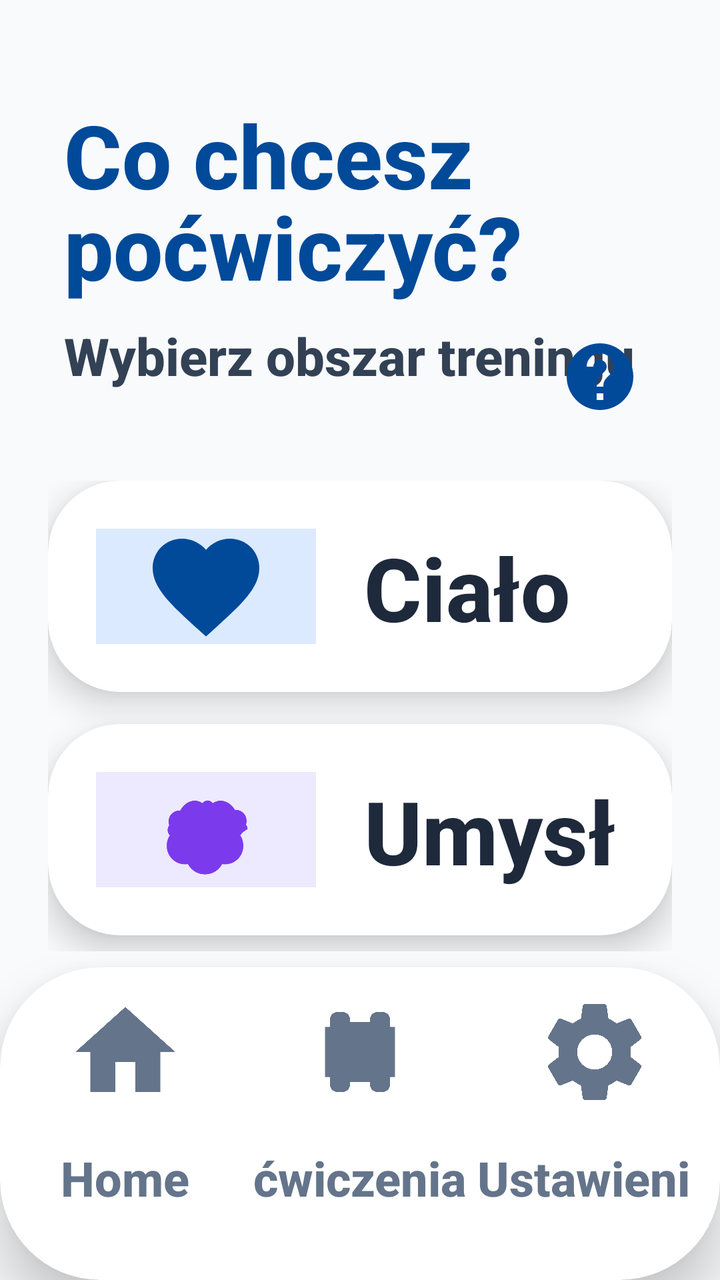
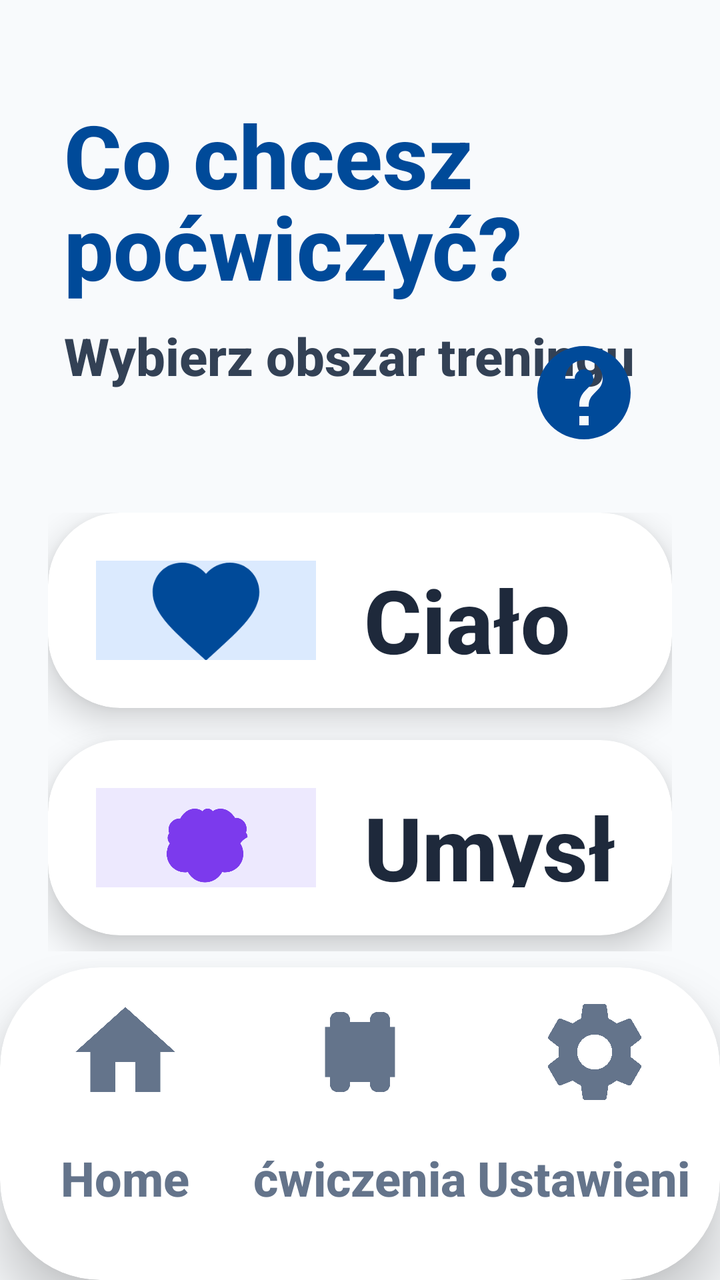

Screens rendered from an Android XML layout before and after an edit, with the pre-edit source and the edit as a unified diff.
<!-- AndroidManifest.xml: application theme Theme.Fitnessapp -->
<!-- res/layout/activity_choice.xml -->
<?xml version="1.0" encoding="utf-8"?>
<androidx.constraintlayout.widget.ConstraintLayout xmlns:android="http://schemas.android.com/apk/res/android"
    xmlns:app="http://schemas.android.com/apk/res-auto"
    android:layout_width="match_parent"
    android:layout_height="match_parent">

    <LinearLayout
        android:id="@+id/header_container"
        android:layout_width="match_parent"
        android:layout_height="wrap_content"
        android:orientation="vertical"
        android:paddingHorizontal="32dp"
        android:paddingTop="48dp"
        app:layout_constraintTop_toTopOf="parent">

<TextView
        android:id="@+id/tv_title"
        android:layout_width="match_parent"
        android:layout_height="wrap_content"
        android:text="Co chcesz\npoćwiczyć?"
        android:textColor="#004A99"
        android:textSize="44sp"
        android:textStyle="bold"
        android:lineSpacingMultiplier="0.9" />

    <RelativeLayout
        android:layout_width="match_parent"
        android:layout_height="wrap_content"
        android:layout_marginTop="8dp">

        <TextView
            android:id="@+id/tv_subtitle"
            android:layout_width="wrap_content"
            android:layout_height="wrap_content"
            android:text="Wybierz obszar treningu"
            android:textColor="#334155"
            android:textSize="26sp"
            android:textStyle="bold" />

        <ImageButton
            android:id="@+id/btn_help"
            android:layout_width="56dp"
            android:layout_height="56dp"
            android:layout_alignParentEnd="true"
            android:layout_centerVertical="true"
            android:background="?android:attr/selectableItemBackgroundBorderless"
            android:src="@drawable/ic_help"
            android:scaleType="fitCenter"
            android:padding="8dp"
            android:contentDescription="Pomoc głosowa" />
    </RelativeLayout>
    </LinearLayout>

    <LinearLayout
        android:layout_width="match_parent"
        android:layout_height="0dp"
        android:orientation="vertical"
        android:paddingHorizontal="24dp"
        android:paddingTop="24dp"
        android:paddingBottom="8dp"
        app:layout_constraintTop_toBottomOf="@id/header_container"
        app:layout_constraintBottom_toTopOf="@id/bottom_nav_container">

        
        <androidx.cardview.widget.CardView
            android:id="@+id/card_body"
            android:layout_width="match_parent"
            android:layout_height="0dp"
            android:layout_weight="1"
            android:layout_marginBottom="16dp"
            app:cardCornerRadius="36dp"
            app:cardElevation="10dp"
            android:clickable="true"
            android:focusable="true"
            android:foreground="?android:attr/selectableItemBackground">

            <LinearLayout
                android:layout_width="match_parent"
                android:layout_height="match_parent"
                android:gravity="center_vertical"
                android:orientation="horizontal"
                android:padding="24dp">

                <FrameLayout
                    android:layout_width="110dp"
                    android:layout_height="110dp">
                    <View
                        android:layout_width="match_parent"
                        android:layout_height="match_parent"
                        android:background="@drawable/bg_indicator_active"
                        android:backgroundTint="#DBEAFE" />
                    <ImageView
                        android:layout_width="64dp"
                        android:layout_height="64dp"
                        android:layout_gravity="center"
                        android:contentDescription="Ikona ciała"
                        android:src="@drawable/ic_heart"
                        app:tint="#004A99" />
                </FrameLayout>

                <LinearLayout
                    android:layout_width="match_parent"
                    android:layout_height="wrap_content"
                    android:layout_marginStart="24dp"
                    android:orientation="vertical">
                    <TextView
                        android:layout_width="wrap_content"
                        android:layout_height="wrap_content"
                        android:text="Ciało"
                        android:textColor="#1E293B"
                        android:textSize="44sp"
                        android:textStyle="bold" />
                    <TextView
                        android:layout_width="wrap_content"
                        android:layout_height="wrap_content"
                        android:text="Siła i równowaga"
                        android:textColor="#475569"
                        android:textSize="26sp"
                        android:textStyle="bold" />
                </LinearLayout>
            </LinearLayout>
        </androidx.cardview.widget.CardView>

        
        <androidx.cardview.widget.CardView
            android:id="@+id/card_mind"
            android:layout_width="match_parent"
            android:layout_height="0dp"
            android:layout_weight="1"
            android:layout_marginBottom="8dp"
            app:cardCornerRadius="36dp"
            app:cardElevation="10dp"
            android:clickable="true"
            android:focusable="true"
            android:foreground="?android:attr/selectableItemBackground">

            <LinearLayout
                android:layout_width="match_parent"
                android:layout_height="match_parent"
                android:gravity="center_vertical"
                android:orientation="horizontal"
                android:padding="24dp">

                <FrameLayout
                    android:layout_width="110dp"
                    android:layout_height="110dp">
                    <View
                        android:layout_width="match_parent"
                        android:layout_height="match_parent"
                        android:background="@drawable/bg_indicator_active"
                        android:backgroundTint="#EDE9FE" />
                    <ImageView
                        android:layout_width="64dp"
                        android:layout_height="64dp"
                        android:layout_gravity="center"
                        android:contentDescription="Ikona umysłu"
                        android:src="@drawable/ic_brain"
                        app:tint="#7C3AED" />
                </FrameLayout>

                <LinearLayout
                    android:layout_width="match_parent"
                    android:layout_height="wrap_content"
                    android:layout_marginStart="24dp"
                    android:orientation="vertical">
                    <TextView
                        android:layout_width="wrap_content"
                        android:layout_height="wrap_content"
                        android:text="Umysł"
                        android:textColor="#1E293B"
                        android:textSize="44sp"
                        android:textStyle="bold" />
                    <TextView
                        android:layout_width="wrap_content"
                        android:layout_height="wrap_content"
                        android:text="Pamięć i koncentracja"
                        android:textColor="#475569"
                        android:textSize="26sp"
                        android:textStyle="bold" />
                </LinearLayout>
            </LinearLayout>
        </androidx.cardview.widget.CardView>

    </LinearLayout>

    <include
        android:id="@+id/bottom_nav_container"
        layout="@layout/layout_bottom_nav"
        android:layout_width="match_parent"
        android:layout_height="wrap_content"
        app:layout_constraintBottom_toBottomOf="parent" />

</androidx.constraintlayout.widget.ConstraintLayout>
<!-- res/layout/layout_bottom_nav.xml (included above) -->
<?xml version="1.0" encoding="utf-8"?>
<androidx.cardview.widget.CardView xmlns:android="http://schemas.android.com/apk/res/android"
    xmlns:app="http://schemas.android.com/apk/res-auto"
    android:id="@+id/bottom_nav_container"
    android:layout_width="match_parent"
    android:layout_height="210dp"
    app:cardCornerRadius="50dp"
    app:cardElevation="16dp"
    app:cardBackgroundColor="#FFFFFF"
    android:layout_marginBottom="-35dp">

    <LinearLayout
        android:layout_width="match_parent"
        android:layout_height="match_parent"
        android:orientation="horizontal"
        android:baselineAligned="false"
        android:paddingBottom="35dp"
        android:paddingHorizontal="4dp"
        android:gravity="bottom">

        
        <LinearLayout
            android:id="@+id/nav_home"
            android:layout_width="0dp"
            android:layout_height="match_parent"
            android:layout_weight="1"
            android:gravity="center"
            android:orientation="vertical"
            android:clickable="true"
            android:focusable="true"
            android:background="?android:attr/selectableItemBackground">

            <androidx.cardview.widget.CardView
                android:id="@+id/nav_home_indicator"
                android:layout_width="120dp"
                android:layout_height="85dp"
                app:cardCornerRadius="30dp"
                app:cardElevation="0dp"
                app:cardBackgroundColor="@android:color/transparent">
                <ImageView
                    android:id="@+id/nav_home_icon"
                    android:layout_width="60dp"
                    android:layout_height="60dp"
                    android:layout_gravity="center"
                    android:contentDescription="@string/nav_home"
                    android:src="@drawable/ic_home"
                    app:tint="#64748B" />
            </androidx.cardview.widget.CardView>
            <TextView
                android:id="@+id/nav_home_text"
                android:layout_width="wrap_content"
                android:layout_height="wrap_content"
                android:text="@string/nav_home"
                android:textColor="#64748B"
                android:textStyle="bold"
                android:textSize="24sp"
                android:maxLines="1"
                android:ellipsize="none"
                android:layout_marginTop="4dp" />
        </LinearLayout>

        
        <LinearLayout
            android:id="@+id/nav_plan"
            android:layout_width="0dp"
            android:layout_height="match_parent"
            android:layout_weight="1"
            android:gravity="center"
            android:orientation="vertical"
            android:clickable="true"
            android:focusable="true"
            android:background="?android:attr/selectableItemBackground">

            <androidx.cardview.widget.CardView
                android:id="@+id/nav_plan_indicator"
                android:layout_width="120dp"
                android:layout_height="85dp"
                app:cardCornerRadius="30dp"
                app:cardElevation="0dp"
                app:cardBackgroundColor="@android:color/transparent">
                <ImageView
                    android:id="@+id/nav_plan_icon"
                    android:layout_width="60dp"
                    android:layout_height="60dp"
                    android:layout_gravity="center"
                    android:contentDescription="@string/nav_exercises"
                    android:src="@drawable/ic_dumbbell"
                    app:tint="#64748B" />
            </androidx.cardview.widget.CardView>
            <TextView
                android:id="@+id/nav_plan_text"
                android:layout_width="wrap_content"
                android:layout_height="wrap_content"
                android:text="@string/nav_exercises"
                android:textColor="#64748B"
                android:textStyle="bold"
                android:textSize="24sp"
                android:maxLines="1"
                android:ellipsize="none"
                android:layout_marginTop="4dp" />
        </LinearLayout>

        
        <LinearLayout
            android:id="@+id/nav_settings"
            android:layout_width="0dp"
            android:layout_height="match_parent"
            android:layout_weight="1"
            android:gravity="center"
            android:orientation="vertical"
            android:clickable="true"
            android:focusable="true"
            android:background="?android:attr/selectableItemBackground">

            <androidx.cardview.widget.CardView
                android:id="@+id/nav_settings_indicator"
                android:layout_width="120dp"
                android:layout_height="85dp"
                app:cardCornerRadius="30dp"
                app:cardElevation="0dp"
                app:cardBackgroundColor="@android:color/transparent">
                <ImageView
                    android:id="@+id/nav_settings_icon"
                    android:layout_width="60dp"
                    android:layout_height="60dp"
                    android:layout_gravity="center"
                    android:contentDescription="@string/nav_settings_label"
                    android:src="@drawable/ic_settings"
                    app:tint="#64748B" />
            </androidx.cardview.widget.CardView>
            <TextView
                android:id="@+id/nav_settings_text"
                android:layout_width="wrap_content"
                android:layout_height="wrap_content"
                android:text="@string/nav_settings_label"
                android:textColor="#64748B"
                android:textStyle="bold"
                android:textSize="24sp"
                android:maxLines="1"
                android:ellipsize="none"
                android:layout_marginTop="4dp" />
        </LinearLayout>

    </LinearLayout>
</androidx.cardview.widget.CardView>
<!-- resources referenced by this layout -->
<resources>
  <!-- drawable bg_indicator_active (drawable) -->
  <?xml version="1.0" encoding="utf-8"?>
  <shape xmlns:android="http://schemas.android.com/apk/res/android"
      android:shape="rectangle">
      <solid android:color="@color/blue_primary" />
      <corners android:radius="4dp" />
  </shape>
  <!-- drawable ic_brain (drawable) -->
  <vector xmlns:android="http://schemas.android.com/apk/res/android"
      android:width="24dp"
      android:height="24dp"
      android:viewportWidth="24"
      android:viewportHeight="24">
      <path
          android:fillColor="#000000"
          android:pathData="M18.42,13c0.41,0.57 0.58,1.26 0.58,2.02c0,1.89 -1.54,3.42 -3.42,3.42c-0.19,0 -0.37,-0.02 -0.55,-0.05c-0.61,1.15 -1.82,1.93 -3.21,1.93c-1.39,0 -2.6,-0.78 -3.21,-1.93c-0.18,0.03 -0.36,0.05 -0.55,0.05c-1.89,0 -3.42,-1.54 -3.42,-3.42c0,-0.76 0.17,-1.45 0.58,-2.02c-0.27,-0.27 -0.42,-0.63 -0.42,-1.02c0,-0.32 0.11,-0.62 0.3,-0.86c-0.08,-0.23 -0.12,-0.47 -0.12,-0.72c0,-1.14 0.93,-2.06 2.06,-2.06c0.04,0 0.08,0 0.12,0.01C7.8,7.2 8.78,6.5 9.9,6.5c0.55,0 1.05,0.17 1.46,0.47c0.21,-0.3 0.56,-0.5 0.95,-0.5c0.39,0 0.74,0.2 0.95,0.5c0.41,-0.3 0.91,-0.47 1.46,-0.47c1.12,0 2.1,0.7 2.72,1.72c0.04,-0.01 0.08,-0.01 0.12,-0.01c1.14,0 2.06,0.92 2.06,2.06c0,0.25 -0.04,0.49 -0.12,0.72c0.19,0.24 0.3,0.54 0.3,0.86C18.84,12.37 18.69,12.73 18.42,13z"/>
  </vector>
  <!-- drawable ic_dumbbell (drawable) -->
  <vector xmlns:android="http://schemas.android.com/apk/res/android"
      android:width="24dp"
      android:height="24dp"
      android:viewportWidth="24"
      android:viewportHeight="24">
      <path
          android:fillColor="#000000"
          android:pathData="M18,18.5V17H19V7H18V5.5A1.5,1.5 0,0 0,16.5 4H15.5A1.5,1.5 0,0 0,14 5.5V6H10V5.5A1.5,1.5 0,0 0,8.5 4H7.5A1.5,1.5 0,0 0,6 5.5V7H5V17H6V18.5A1.5,1.5 0,0 0,7.5 20H8.5A1.5,1.5 0,0 0,10 18.5V18H14V18.5A1.5,1.5 0,0 0,15.5 20H16.5A1.5,1.5 0,0 0,18 18.5Z"/>
  </vector>
  <!-- drawable ic_heart (drawable) -->
  <vector xmlns:android="http://schemas.android.com/apk/res/android"
      android:width="24dp"
      android:height="24dp"
      android:viewportWidth="24"
      android:viewportHeight="24">
      <path
          android:fillColor="@color/blue_primary"
          android:pathData="M12,21.35l-1.45,-1.32C5.4,15.36 2,12.28 2,8.5 2,5.42 4.42,3 7.5,3c1.74,0 3.41,0.81 4.5,2.09C13.09,3.81 14.76,3 16.5,3 19.58,3 22,5.42 22,8.5c0,3.78 -3.4,6.86 -8.55,11.54L12,21.35z"/>
  </vector>
  <!-- drawable ic_help (drawable) -->
  <vector xmlns:android="http://schemas.android.com/apk/res/android"
      android:width="48dp"
      android:height="48dp"
      android:viewportWidth="24"
      android:viewportHeight="24">
      <path
          android:fillColor="#004A99"
          android:pathData="M12,2C6.48,2 2,6.48 2,12s4.48,10 10,10 10,-4.48 10,-10S17.52,2 12,2zM13,19h-2v-2h2v2zM15.07,11.25l-0.9,0.92C13.45,12.9 13,13.5 13,15h-2v-0.5c0,-1.1 0.45,-2.1 1.17,-2.83l1.24,-1.26c0.37,-0.36 0.59,-0.86 0.59,-1.41 0,-1.1 -0.9,-2 -2,-2s-2,0.9 -2,2L8,9c0,-2.21 1.79,-4 4,-4s4,1.79 4,4c0,0.88 -0.36,1.68 -0.93,2.25z"/>
  </vector>
  <!-- drawable ic_home (drawable) -->
  <vector xmlns:android="http://schemas.android.com/apk/res/android"
      android:width="24dp"
      android:height="24dp"
      android:viewportWidth="24"
      android:viewportHeight="24">
      <path
          android:fillColor="#FF000000"
          android:pathData="M10,20V14H14V20H19V12H22L12,3L2,12H5V20H10Z" />
  </vector>
  <string name="nav_exercises">ćwiczenia</string>
  <string name="nav_home">Home</string>
  <string name="nav_settings_label">Ustawienia</string>
  <style name="Theme.Fitnessapp" parent="Base.Theme.Fitnessapp" />
  <color name="blue_primary">#2563EB</color>
  <style name="Base.Theme.Fitnessapp" parent="Theme.Material3.Light.NoActionBar">
          
          <item name="android:fontFamily">sans-serif-medium</item>
          <item name="android:textAllCaps">false</item>
          <item name="android:textColor">#0F172A</item>
          <item name="android:windowBackground">#F8FAFC</item>
      </style>
  <!-- unchanged entries left out for length: 1 -->
</resources>

<!-- the commit's change to res/layout/activity_choice.xml (unified diff, before → after) -->
@@ -39,8 +39,8 @@
 
         <ImageButton
             android:id="@+id/btn_help"
-            android:layout_width="56dp"
-            android:layout_height="56dp"
+            android:layout_width="72dp"
+            android:layout_height="72dp"
             android:layout_alignParentEnd="true"
             android:layout_centerVertical="true"
             android:background="?android:attr/selectableItemBackgroundBorderless"
